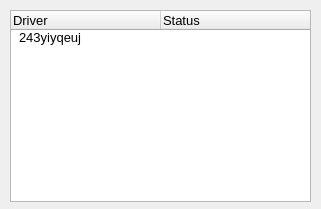
Above: src/progress.ui from SuperDumbTM/driver-box before the change. Below: the same form after it.
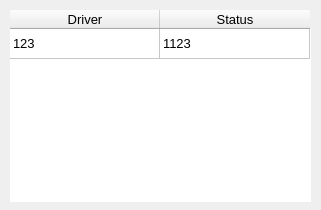
That is the form after the change.

Diff of the .ui file:
```diff
--- a/src/progress.ui
+++ b/src/progress.ui
@@ -7,7 +7,7 @@
     <x>0</x>
     <y>0</y>
     <width>321</width>
-    <height>209</height>
+    <height>210</height>
    </rect>
   </property>
   <property name="sizePolicy">
@@ -19,7 +19,7 @@
   <property name="windowTitle">
    <string>Form</string>
   </property>
-  <widget class="QTreeWidget" name="treeWidget">
+  <widget class="QTableWidget" name="progressTable">
    <property name="geometry">
     <rect>
      <x>10</x>
@@ -28,17 +28,23 @@
      <height>192</height>
     </rect>
    </property>
-   <property name="sizePolicy">
-    <sizepolicy hsizetype="Preferred" vsizetype="Preferred">
-     <horstretch>0</horstretch>
-     <verstretch>0</verstretch>
-    </sizepolicy>
-   </property>
    <property name="font">
     <font>
      <pointsize>10</pointsize>
     </font>
    </property>
+   <property name="contextMenuPolicy">
+    <enum>Qt::PreventContextMenu</enum>
+   </property>
+   <property name="frameShape">
+    <enum>QFrame::NoFrame</enum>
+   </property>
+   <property name="frameShadow">
+    <enum>QFrame::Plain</enum>
+   </property>
+   <property name="verticalScrollBarPolicy">
+    <enum>Qt::ScrollBarAsNeeded</enum>
+   </property>
    <property name="horizontalScrollBarPolicy">
     <enum>Qt::ScrollBarAlwaysOff</enum>
    </property>
@@ -54,36 +60,50 @@
    <property name="selectionBehavior">
     <enum>QAbstractItemView::SelectItems</enum>
    </property>
-   <property name="indentation">
-    <number>5</number>
-   </property>
-   <property name="uniformRowHeights">
+   <property name="showGrid">
     <bool>true</bool>
    </property>
-   <property name="itemsExpandable">
-    <bool>false</bool>
+   <property name="gridStyle">
+    <enum>Qt::SolidLine</enum>
    </property>
    <property name="wordWrap">
     <bool>true</bool>
    </property>
-   <attribute name="headerVisible">
+   <property name="cornerButtonEnabled">
+    <bool>false</bool>
+   </property>
+   <attribute name="horizontalHeaderVisible">
     <bool>true</bool>
    </attribute>
    <attribute name="headerCascadingSectionResizes">
     <bool>false</bool>
    </attribute>
-   <attribute name="headerMinimumSectionSize">
+   <attribute name="horizontalHeaderMinimumSectionSize">
     <number>150</number>
    </attribute>
-   <attribute name="headerDefaultSectionSize">
+   <attribute name="horizontalHeaderDefaultSectionSize">
     <number>150</number>
    </attribute>
    <attribute name="headerHighlightSections">
     <bool>true</bool>
    </attribute>
-   <attribute name="headerStretchLastSection">
+   <attribute name="horizontalHeaderShowSortIndicator" stdset="0">
     <bool>false</bool>
    </attribute>
+   <attribute name="verticalHeaderVisible">
+    <bool>false</bool>
+   </attribute>
+   <attribute name="verticalHeaderCascadingSectionResizes">
+    <bool>false</bool>
+   </attribute>
+   <attribute name="verticalHeaderHighlightSections">
+    <bool>false</bool>
+   </attribute>
+   <row>
+    <property name="text">
+     <string>1</string>
+    </property>
+   </row>
    <column>
     <property name="text">
      <string>Driver</string>
@@ -94,9 +114,14 @@
      <string>Status</string>
     </property>
    </column>
-   <item>
+   <item row="0" column="0">
     <property name="text">
-     <string>243yiyqeuj</string>
+     <string>123</string>
+    </property>
+   </item>
+   <item row="0" column="1">
+    <property name="text">
+     <string>1123</string>
     </property>
    </item>
   </widget>
```
Left out of the diff: 14 changed lines with no effect on the pictures.
